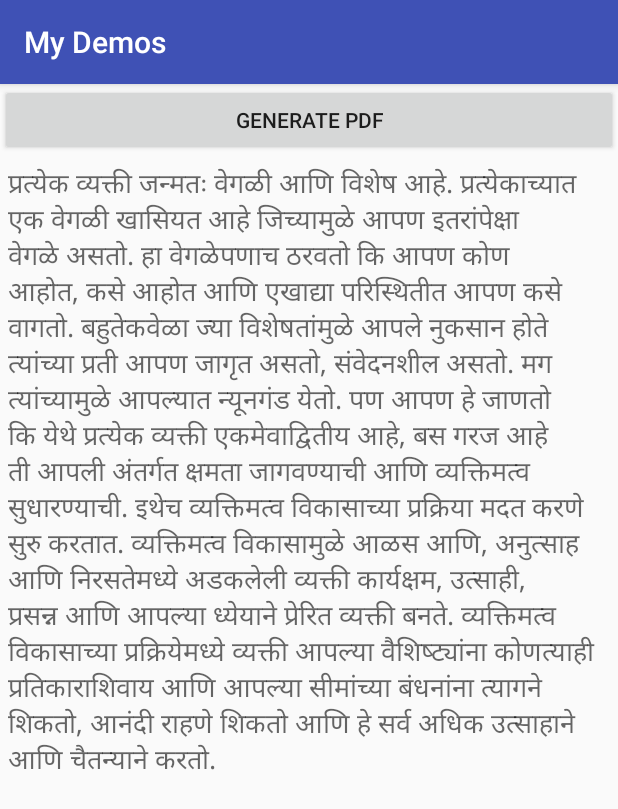
After one commit to surajpunemaha/MyDemos, an Android app: the PDFGenerationActivity screen opened directly, with no data from a screen before it, on a phone screen of 412 x 824 dp. The commit adds this screen. Shown: the top 809 px of the screen. Run offline under Robolectric (Android 15) with nearby library versions, the phone set to English and light mode, and no system bars.

Commit message:
pdf demo intermididate code

```diff
--- a/app/src/main/AndroidManifest.xml
+++ b/app/src/main/AndroidManifest.xml
@@ -78,7 +78,8 @@
         -->
         <activity android:name=".TextOnImageActivity" />
         <activity android:name=".RecyclerWithCheckboxActivity" />
-        <activity android:name=".CustomProgressBarActivity"></activity>
+        <activity android:name=".CustomProgressBarActivity" />
+        <activity android:name=".PDFGenerationActivity"></activity>
     </application>
 
 </manifest>
--- a/app/src/main/res/layout/activity_home.xml
+++ b/app/src/main/res/layout/activity_home.xml
@@ -16,6 +16,12 @@
             android:layout_height="wrap_content"
             android:orientation="vertical"
             android:padding="10dp">
+
+            <Button
+                android:id="@+id/btn_pdf_demo"
+                android:layout_width="match_parent"
+                android:layout_height="wrap_content"
+                android:text="PDF Demo"/>
 
             <Button
                 android:id="@+id/btn_custom_progress"
--- /dev/null
+++ b/app/src/main/res/layout/activity_pdfgeneration.xml
@@ -0,0 +1,38 @@
+<?xml version="1.0" encoding="utf-8"?>
+<LinearLayout xmlns:android="http://schemas.android.com/apk/res/android"
+    xmlns:app="http://schemas.android.com/apk/res-auto"
+    xmlns:tools="http://schemas.android.com/tools"
+    android:layout_width="match_parent"
+    android:layout_height="match_parent"
+    android:orientation="vertical"
+    tools:context="abhinav.com.addresslatlong.PDFGenerationActivity">
+
+    <Button
+        android:id="@+id/btn_generatePDF"
+        android:layout_width="match_parent"
+        android:layout_height="wrap_content"
+        android:text="GENERATE PDF"
+        />
+
+    <ScrollView
+        android:layout_width="match_parent"
+        android:layout_height="match_parent">
+
+        <LinearLayout
+            android:layout_width="match_parent"
+            android:layout_height="wrap_content"
+            android:orientation="vertical">
+
+            <TextView
+                android:id="@+id/txtv_text"
+                android:layout_width="match_parent"
+                android:layout_height="wrap_content"
+                android:padding="5dp"
+                android:textAppearance="?android:attr/textAppearanceMedium"
+                android:text="@string/marathi_long_text"/>
+
+        </LinearLayout>
+
+    </ScrollView>
+
+</LinearLayout>
--- a/app/src/main/res/values/strings.xml
+++ b/app/src/main/res/values/strings.xml
@@ -59,5 +59,13 @@
     <string name="lt"> &lt; </string>
     <string name="gt"> &gt; </string>
 
+    <string name="marathi_long_text">
+        प्रत्येक व्यक्ती जन्मतः वेगळी आणि विशेष आहे. प्रत्येकाच्यात एक वेगळी खासियत आहे जिच्यामुळे आपण इतरांपेक्षा वेगळे असतो.
+        हा वेगळेपणाच ठरवतो कि आपण कोण आहोत, कसे आहोत आणि एखाद्या परिस्थितीत आपण कसे वागतो.
+        बहुतेकवेळा ज्या विशेषतांमुळे आपले नुकसान होते त्यांच्या प्रती आपण जागृत असतो, संवेदनशील असतो.
+        मग त्यांच्यामुळे आपल्यात न्यूनगंड येतो. पण आपण हे जाणतो कि येथे प्रत्येक व्यक्ती एकमेवाद्वितीय आहे, बस गरज आहे ती आपली अंतर्गत क्षमता जागवण्याची आणि व्यक्तिमत्व सुधारण्याची.
+        इथेच व्यक्तिमत्व विकासाच्या प्रक्रिया मदत करणे सुरु करतात. व्यक्तिमत्व विकासामुळे आळस आणि, अनुत्साह आणि निरसतेमध्ये अडकलेली व्यक्ती कार्यक्षम, उत्साही, प्रसन्न आणि आपल्या ध्येयाने प्रेरित व्यक्ती बनते.
+        व्यक्तिमत्व विकासाच्या प्रक्रियेमध्ये व्यक्ती आपल्या वैशिष्ट्यांना कोणत्याही प्रतिकाराशिवाय आणि आपल्या सीमांच्या बंधनांना त्यागने शिकतो, आनंदी राहणे शिकतो आणि हे सर्व अधिक उत्साहाने आणि चैतन्याने करतो.
+    </string>
 
 </resources>
```
Also changed, not shown: app/src/main/java/abhinav/com/addresslatlong/HomeActivity.java (+9 -0 lines), app/src/main/java/abhinav/com/addresslatlong/PDFGenerationActivity.java (added, +90 -0 lines).
